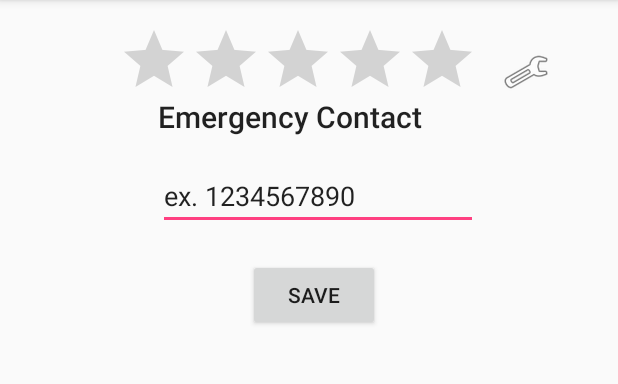
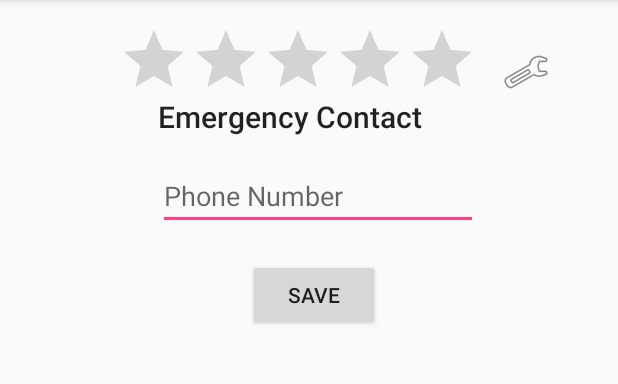
Before and after one commit to Digized/TheHabit, an Android app: the Settings screen opened directly, with no data from a screen before it, on a phone screen of 412 x 824 dp, the part 84-468 px from its top. Run offline under Robolectric (Android 15) with nearby library versions, the phone set to English and light mode, and no system bars.

```diff
--- a/app/src/main/AndroidManifest.xml
+++ b/app/src/main/AndroidManifest.xml
@@ -2,6 +2,7 @@
 <manifest xmlns:android="http://schemas.android.com/apk/res/android"
     package="org.coolpeople.thehabit">
 
+    <uses-permission android:name="android.permission.SEND_SMS"/>
     <application
         android:allowBackup="true"
         android:icon="@mipmap/ic_launcher"
@@ -21,5 +22,4 @@
         <activity android:name=".AddHabit" />
         <activity android:name=".Settings"></activity>
     </application>
-
 </manifest>
--- a/app/src/main/java/org/coolpeople/thehabit/Settings.java
+++ b/app/src/main/java/org/coolpeople/thehabit/Settings.java
@@ -2,7 +2,11 @@ package org.coolpeople.thehabit;
 
 import android.support.v7.app.AppCompatActivity;
 import android.os.Bundle;
+import android.view.View;
+import android.widget.Button;
 import android.widget.EditText;
+
+import org.coolpeople.thehabit.model.DBHelper;
 
 public class Settings extends AppCompatActivity {
 
@@ -11,7 +15,17 @@ public class Settings extends AppCompatActivity {
         super.onCreate(savedInstanceState);
         setContentView(R.layout.activity_settings);
 
-        EditText emerge = (EditText)findViewById(R.id.emergeText);
+        final EditText emerge = (EditText)findViewById(R.id.emergeText);
+        Button button = (Button) findViewById(R.id.button);
+        button.setOnClickListener(new View.OnClickListener() {
+            @Override
+            public void onClick(View v) {
+                EditText em = emerge;
+                new DBHelper(getApplicationContext()).insertEmergencyContact("JOHN DOE",em.getText().toString());
+                finish();
+
+            }
+        });
     }
 
 
--- a/app/src/main/java/org/coolpeople/thehabit/model/DBHelper.java
+++ b/app/src/main/java/org/coolpeople/thehabit/model/DBHelper.java
@@ -71,6 +71,7 @@ public class DBHelper extends SQLiteOpenHelper {
         ContentValues contentValues = new ContentValues();
         contentValues.put("name",name);
         contentValues.put("phone",phone);
+        db.insert("emergencyContact",null,contentValues);
         return true;
     }
 
--- a/app/src/main/res/layout/activity_settings.xml
+++ b/app/src/main/res/layout/activity_settings.xml
@@ -27,7 +27,6 @@
         android:layout_width="wrap_content"
         android:layout_height="wrap_content"
         android:inputType="textPersonName"
-        android:text="ex. 1234567890"
         android:ems="10"
         android:layout_below="@+id/imageView"
         android:layout_toLeftOf="@+id/imageView"
@@ -35,7 +34,8 @@
         android:layout_marginRight="16dp"
         android:layout_marginEnd="16dp"
         android:layout_marginTop="44dp"
-        android:id="@+id/emergeText" />
+        android:id="@+id/emergeText"
+        android:hint="Phone Number" />
 
     <TextView
         android:text="Emergency Contact"
```
Also changed, not shown: app/src/main/java/org/coolpeople/thehabit/MainActivity.java (+36 -0 lines), app/src/main/java/org/coolpeople/thehabit/adapter/HabitAdapter.java (+15 -4 lines).
